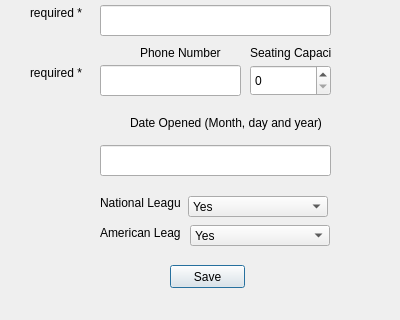
This is stadiummodify.ui in scottoberman/findingnemo as Qt 5 draws it before an edit; both pictures show x 0 to 400 and y 185 to 505 of the 400 by 505 pixel window. The edited form follows.
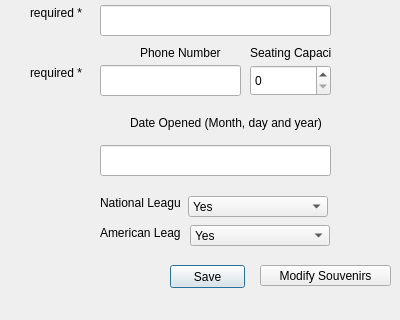
This is the edited form.

```diff
--- a/stadiummodify.ui
+++ b/stadiummodify.ui
@@ -321,6 +321,19 @@
     </rect>
    </property>
   </widget>
+  <widget class="QPushButton" name="pushButton_2">
+   <property name="geometry">
+    <rect>
+     <x>260</x>
+     <y>450</y>
+     <width>131</width>
+     <height>21</height>
+    </rect>
+   </property>
+   <property name="text">
+    <string>Modify Souvenirs</string>
+   </property>
+  </widget>
  </widget>
  <resources/>
  <connections/>
```
